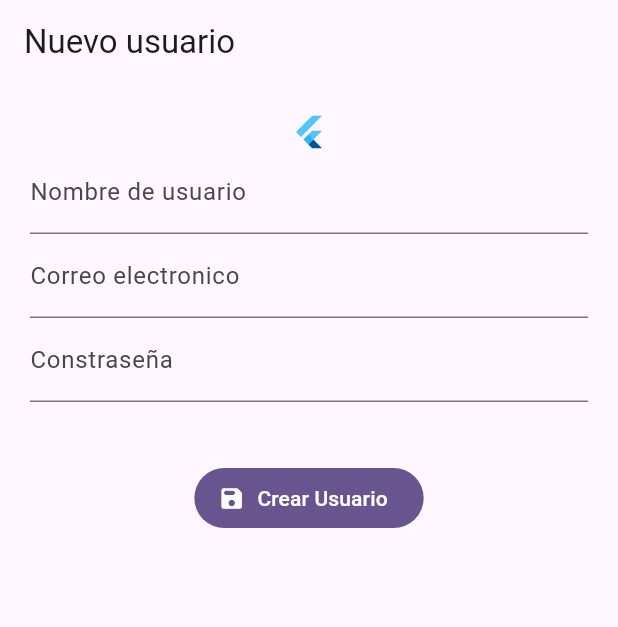
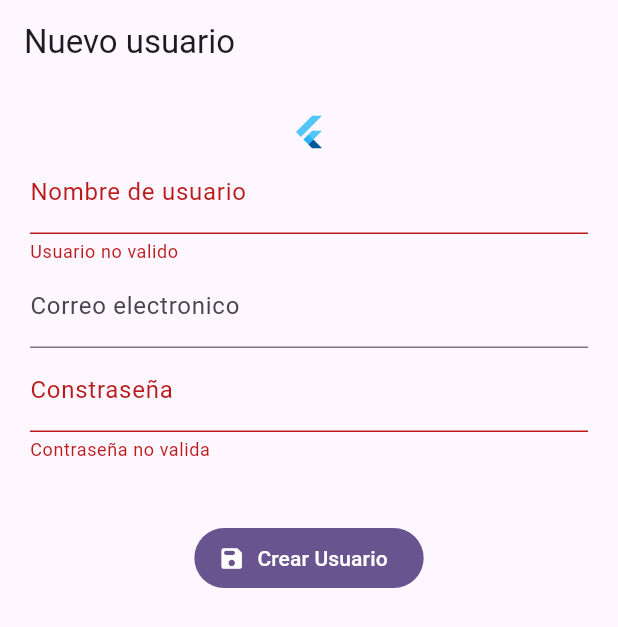
Before and after one commit to im-victor-mendez/forms_app-Flutter-Course, a Flutter app: the RegisterScreen screen opened by its route, after a tap on "Crear Usuario", on a phone screen of 412 x 824 dp. Shown: the top 627 px of the screen. Run offline on Flutter 3.47's test engine with Material 3 defaults, Android fonts, the phone set to English and light mode, and no system bars; our stand-ins replace equatable, flutter_bloc, formz, go_router.

Commit message:
ci: Replaced common validation to register_cubit validation

```diff
--- a/lib/presentation/blocs/register_cubit/register_cubit.dart
+++ b/lib/presentation/blocs/register_cubit/register_cubit.dart
@@ -33,5 +33,14 @@ class RegisterCubit extends Cubit<RegisterState> {
   void formStatusChanged(FormStatus value) =>
       emit(state.copyWith(formStatus: value));
 
-  void onSubmit() => debugPrint('Cubit submit: $state');
+  void onSubmit() {
+    emit(state.copyWith(
+      formStatus: FormStatus.validating,
+      username: Username.dirty(state.username.value),
+      password: Password.dirty(state.password.value),
+      isValid: Formz.validate([state.username, state.password]),
+    ));
+
+    debugPrint('Cubit submit: $state');
+  }
 }
--- a/lib/presentation/screens/register_screen.dart
+++ b/lib/presentation/screens/register_screen.dart
@@ -19,55 +19,40 @@ class RegisterScreen extends StatelessWidget {
   }
 }
 
-class _View extends StatefulWidget {
+class _View extends StatelessWidget {
   const _View();
-
-  @override
-  State<_View> createState() => _ViewState();
-}
-
-class _ViewState extends State<_View> {
-  final formKey = GlobalKey<FormState>();
 
   @override
   Widget build(BuildContext context) {
     final registerCubit = context.watch<RegisterCubit>();
+
+    final username = registerCubit.state.username;
+    final password = registerCubit.state.password;
 
     return SafeArea(
       child: Padding(
         padding: const EdgeInsets.all(20),
         child: SingleChildScrollView(
           child: Form(
-            key: formKey,
             child: Column(
               children: [
                 const FlutterLogo(),
+                // Username
                 TextFormField(
-                  decoration: const InputDecoration(
+                  decoration: InputDecoration(
                     labelText: 'Nombre de usuario',
+                    errorText: username.isPure || username.isValid
+                        ? null
+                        : 'Usuario no valido',
                   ),
-                  onChanged: (value) {
-                    registerCubit.usernameChanged(value);
-                    formKey.currentState?.validate();
-                  },
-                  validator: (value) {
-                    if (value == null ||
-                        value.isEmpty ||
-                        value.trim().isEmpty) {
-                      return 'Campo requerido';
-                    }
-                    if (value.length < 6) return 'Mas de 6 letras';
-                    return null;
-                  },
+                  onChanged: registerCubit.usernameChanged,
                 ),
+                // Email
                 TextFormField(
                   decoration: const InputDecoration(
                     labelText: 'Correo electronico',
                   ),
-                  onChanged: (value) {
-                    registerCubit.usernameChanged(value);
-                    formKey.currentState?.validate();
-                  },
+                  onChanged: (value) => registerCubit.usernameChanged(value),
                   validator: (value) {
                     if (value == null ||
                         value.isEmpty ||
@@ -83,26 +68,19 @@ class _ViewState extends State<_View> {
                     return null;
                   },
                 ),
+                // Password
                 TextFormField(
-                  decoration: const InputDecoration(
+                  decoration: InputDecoration(
                     labelText: 'Constraseña',
+                    errorText: password.isPure || password.isValid
+                        ? null
+                        : 'Contraseña no valida',
                   ),
                   obscureText: true,
-                  onChanged: (value) {
-                    registerCubit.usernameChanged(value);
-                    formKey.currentState?.validate();
-                  },
-                  validator: (value) {
-                    if (value == null ||
-                        value.isEmpty ||
-                        value.trim().isEmpty) {
-                      return 'Campo requerido';
-                    }
-                    if (value.length < 6) return 'Mas de 6 letras';
-                    return null;
-                  },
+                  onChanged: (value) => registerCubit.usernameChanged(value),
                 ),
                 const SizedBox(height: 40),
+                // Submit Button
                 FilledButton.icon(
                   onPressed: () => registerCubit.onSubmit(),
                   icon: const Icon(Icons.save_rounded),
```
